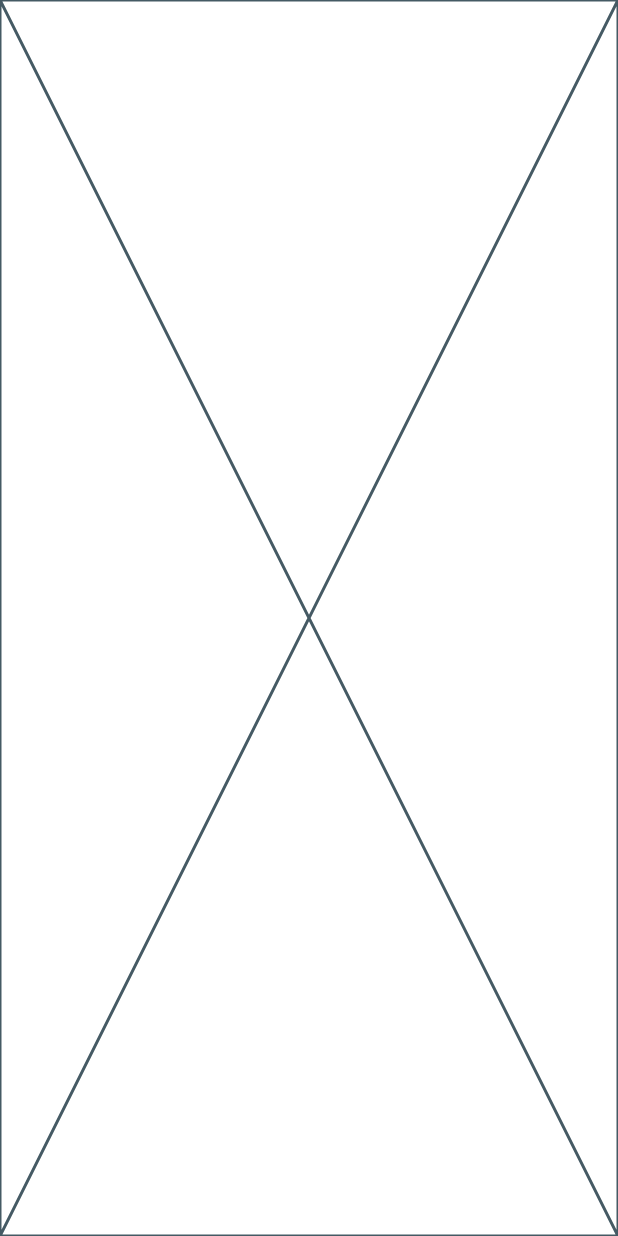
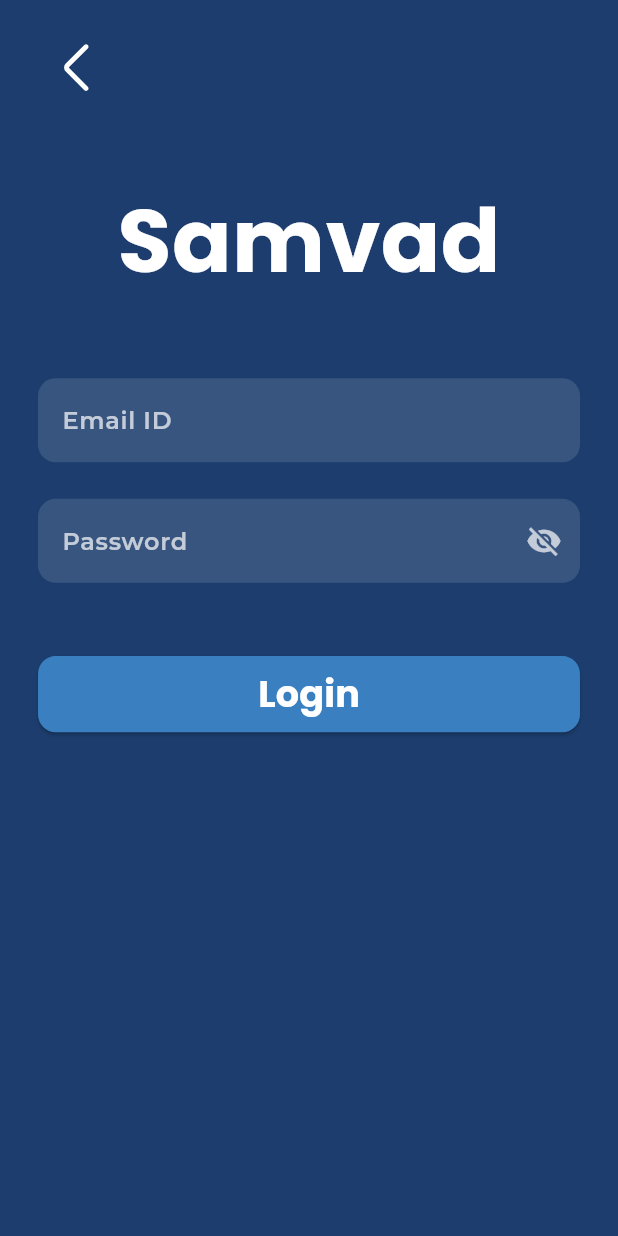
Before and after one commit to Sumeet7774/Samvad-Android-Flutter, a Flutter app: the screen it shows after launch, after a tap on "LOGIN", on a phone screen of 412 x 824 dp. Run offline on Flutter 3.47's test engine with Material 3 defaults, Android fonts, the phone set to English and light mode, and no system bars; our stand-ins replace flutter_screenutil, flutter_svg, image_picker, motion_toast.

Commit message:
created login page along with validation and divided the code into multiple files for code reusability and better understanding. And set the Navigation from index page to login page when login button is pressed.

```diff
--- a/lib/screens/index_screen.dart
+++ b/lib/screens/index_screen.dart
@@ -1,6 +1,7 @@
 import 'package:flutter/material.dart';
 import 'package:flutter_screenutil/flutter_screenutil.dart';
 import 'package:samvad/custom/custom_elevated_button.dart';
+import 'package:samvad/screens/login/login_page.dart';
 import 'package:samvad/screens/signup/signup_page.dart';
 import 'package:samvad/animation/slide_transaition_route.dart';
 
@@ -13,12 +14,7 @@ class IndexScreen extends StatefulWidget {
 
 class _IndexScreenState extends State<IndexScreen> {
   void _handleLogin() {
-    Navigator.push(
-      context,
-      SlideTransitionRoute(
-        page: const Placeholder(), // TODO: replace with your LoginPage
-      ),
-    );
+    Navigator.push(context,SlideTransitionRoute(page: const LoginPage()));
   }
 
   void _handleSignup() {
--- /dev/null
+++ b/lib/screens/login/login_form.dart
@@ -0,0 +1,76 @@
+import 'package:flutter/material.dart';
+import 'package:flutter_screenutil/flutter_screenutil.dart';
+import 'package:samvad/custom/custom_textfield.dart';
+import 'package:samvad/custom/custom_button.dart';
+import 'package:samvad/custom/custom_motion_toast_message.dart';
+import 'package:samvad/utils/lowercase_text_formatter.dart';
+import 'package:samvad/screens/login/login_validator.dart';
+
+class LoginForm extends StatefulWidget {
+  const LoginForm({super.key});
+
+  @override
+  State<LoginForm> createState() => _LoginFormState();
+}
+
+class _LoginFormState extends State<LoginForm> {
+  final _emailidController = TextEditingController();
+  final _passwordController = TextEditingController();
+  bool _obscurePassword = true;
+
+  void _validateAndLogin() {
+    String emailid = _emailidController.text.trim();
+    String password = _passwordController.text.trim();
+
+    if (emailid.isEmpty || password.isEmpty)
+    {
+      CustomToast.errorToast(context, "Please provide all credentials.");
+    }
+    else if (emailid.contains(" ") || password.contains(" "))
+    {
+      CustomToast.errorToast(context, "Spaces are not allowed.");
+    }
+    else if (!LoginValidator.isValidEmail(emailid))
+    {
+      CustomToast.errorToast(context, "Please enter a valid email address.");
+    }
+    else if (!LoginValidator.isValidPassword(password))
+    {
+      CustomToast.errorToast(context,"Password must be 8 chars with A-Z, 0-9 and symbols.",);
+    }
+    else
+    {
+      CustomToast.successToast(context,"Validation Passed! Ready for Firebase Login.",);
+    }
+  }
+
+  @override
+  Widget build(BuildContext context) {
+    return Column(
+      children: [
+        CustomTextField(
+          controller: _emailidController,
+          hintText: "Email ID",
+          inputFormatters: [LowerCaseTextFormatter()],
+        ),
+        SizedBox(height: 25.h),
+        CustomTextField(
+          controller: _passwordController,
+          hintText: "Password",
+          obscureText: _obscurePassword,
+          suffixIcon: IconButton(
+            icon: Icon(
+              _obscurePassword ? Icons.visibility_off : Icons.visibility,
+              color: Colors.white70,
+            ),
+            onPressed: () {
+              setState(() => _obscurePassword = !_obscurePassword);
+            },
+          ),
+        ),
+        SizedBox(height: 50.h),
+        CustomButton(text: "Login", onPressed: _validateAndLogin),
+      ],
+    );
+  }
+}
--- /dev/null
+++ b/lib/screens/login/login_header.dart
@@ -0,0 +1,41 @@
+import 'package:flutter/material.dart';
+import 'package:flutter_screenutil/flutter_screenutil.dart';
+import 'package:samvad/custom/custom_backbutton.dart';
+import 'package:samvad/screens/index_screen.dart';
+import 'package:samvad/animation/reverse_slide_transition_route.dart';
+
+class LoginHeader extends StatelessWidget {
+  const LoginHeader({super.key});
+
+  @override
+  Widget build(BuildContext context) {
+    return Column(
+      children: [
+        Align(
+          alignment: Alignment.centerLeft,
+          child: CustomBackButton(
+            // color: Colors.white,
+            size: 35,
+            onPressed: () {
+              Navigator.pushReplacement(
+                context,
+                ReverseSlideTransitionRoute(page: const IndexScreen()),
+              );
+            },
+          ),
+        ),
+        SizedBox(height: 50.h),
+        Text(
+          "Samvad",
+          style: TextStyle(
+            fontFamily: "Poppins",
+            fontSize: 60.sp,
+            fontWeight: FontWeight.bold,
+            color: Colors.white,
+          ),
+        ),
+        SizedBox(height: 10.h),
+      ],
+    );
+  }
+}
--- /dev/null
+++ b/lib/screens/login/login_page.dart
@@ -0,0 +1,30 @@
+import 'package:flutter/material.dart';
+import 'package:flutter_screenutil/flutter_screenutil.dart';
+import 'package:samvad/screens/login/login_header.dart';
+import 'package:samvad/screens/login/login_form.dart';
+
+class LoginPage extends StatelessWidget {
+  const LoginPage({super.key});
+
+  @override
+  Widget build(BuildContext context) {
+    return Scaffold(
+      resizeToAvoidBottomInset: true,
+      backgroundColor: const Color(0xFF1C3D6D),
+      body: SafeArea(
+        child: SingleChildScrollView(
+          padding: EdgeInsets.symmetric(horizontal: 24.w, vertical: 20.h),
+          child: Column(
+            crossAxisAlignment: CrossAxisAlignment.center,
+            children: [
+              const LoginHeader(),
+              SizedBox(height: 40.h),
+
+              const LoginForm(), // ✅ no photo picker, no username
+            ],
+          ),
+        ),
+      ),
+    );
+  }
+}
--- /dev/null
+++ b/lib/screens/login/login_validator.dart
@@ -0,0 +1,13 @@
+class LoginValidator
+{
+  static bool isValidEmail(String email) {
+    final regex = RegExp(r'^[a-z][a-z0-9]*@gmail\.com$');
+    return regex.hasMatch(email);
+  }
+
+  static bool isValidPassword(String password) {
+    if (password.length < 8) return false;
+    final regex = RegExp(r'^(?=.*[a-zA-Z])(?=.*\d)(?=.*[@#$%^&+=!]).{8,}$');
+    return regex.hasMatch(password);
+  }
+}
```
